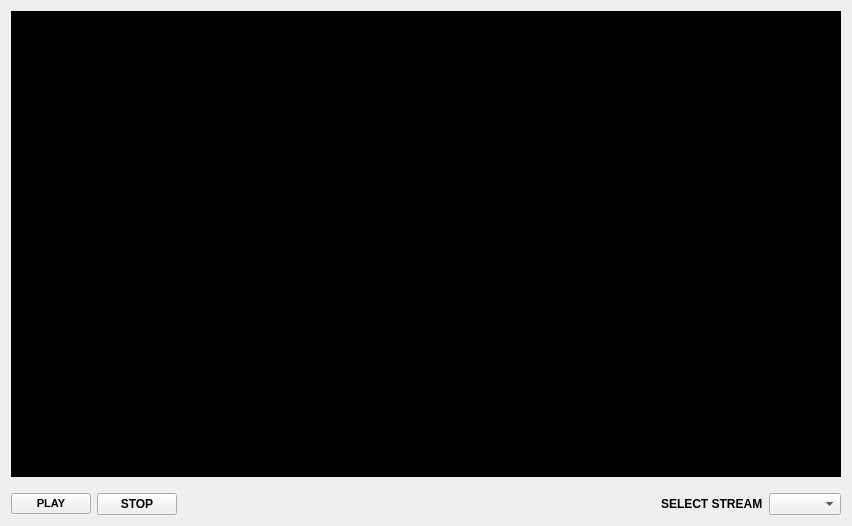
Above: GUI/GUI_Util/formvideolive.ui from Abay11/onvif_client before the change. Below: the same form after it.
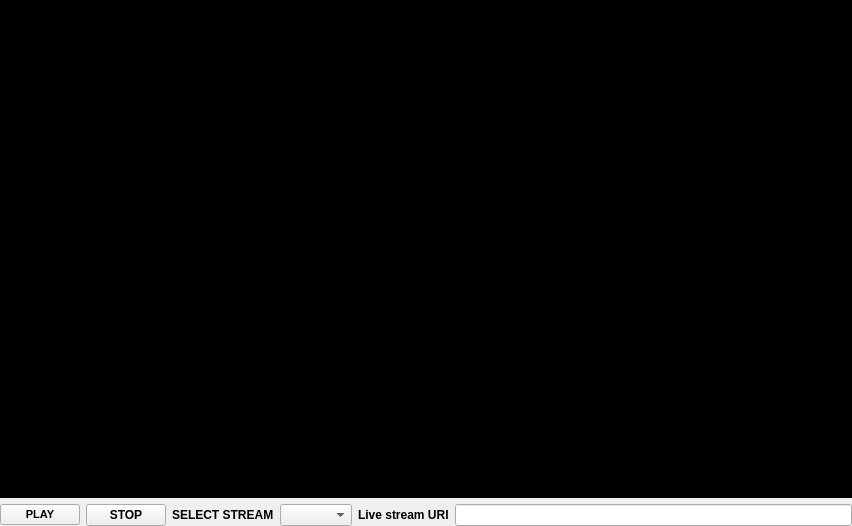
That is the form after the change.

Commit message: add line edit for stream uri

The edit to the form file:
```diff
--- a/GUI/GUI_Util/formvideolive.ui
+++ b/GUI/GUI_Util/formvideolive.ui
@@ -14,6 +14,21 @@
    <string>Form</string>
   </property>
   <layout class="QVBoxLayout" name="verticalLayout" stretch="1,0">
+   <property name="spacing">
+    <number>6</number>
+   </property>
+   <property name="leftMargin">
+    <number>0</number>
+   </property>
+   <property name="topMargin">
+    <number>0</number>
+   </property>
+   <property name="rightMargin">
+    <number>0</number>
+   </property>
+   <property name="bottomMargin">
+    <number>0</number>
+   </property>
    <item>
     <widget class="QWidget" name="widget" native="true">
      <property name="autoFillBackground">
@@ -25,9 +40,9 @@
     </widget>
    </item>
    <item>
-    <layout class="QHBoxLayout" name="horizontalLayout">
+    <layout class="QHBoxLayout" name="horizontalLayout" stretch="0,0,0,0,0,0">
      <property name="topMargin">
-      <number>10</number>
+      <number>0</number>
      </property>
      <item>
       <widget class="QPushButton" name="btnPlay">
@@ -56,19 +71,6 @@
        </property>
       </widget>
      </item>
-     <item>
-      <spacer name="horizontalSpacer">
-       <property name="orientation">
-        <enum>Qt::Horizontal</enum>
-       </property>
-       <property name="sizeHint" stdset="0">
-        <size>
-         <width>40</width>
-         <height>20</height>
-        </size>
-       </property>
-      </spacer>
-     </item>
      <item>
       <widget class="QLabel" name="label">
        <property name="font">
@@ -85,6 +87,26 @@
      <item>
       <widget class="QComboBox" name="cmbTokens"/>
      </item>
+     <item>
+      <widget class="QLabel" name="label_2">
+       <property name="font">
+        <font>
+         <weight>75</weight>
+         <bold>true</bold>
+        </font>
+       </property>
+       <property name="text">
+        <string>Live stream URI</string>
+       </property>
+      </widget>
+     </item>
+     <item>
+      <widget class="QLineEdit" name="leLiveStreamUri">
+       <property name="readOnly">
+        <bool>true</bool>
+       </property>
+      </widget>
+     </item>
     </layout>
    </item>
   </layout>
```
The commit also changes 4 other files.
